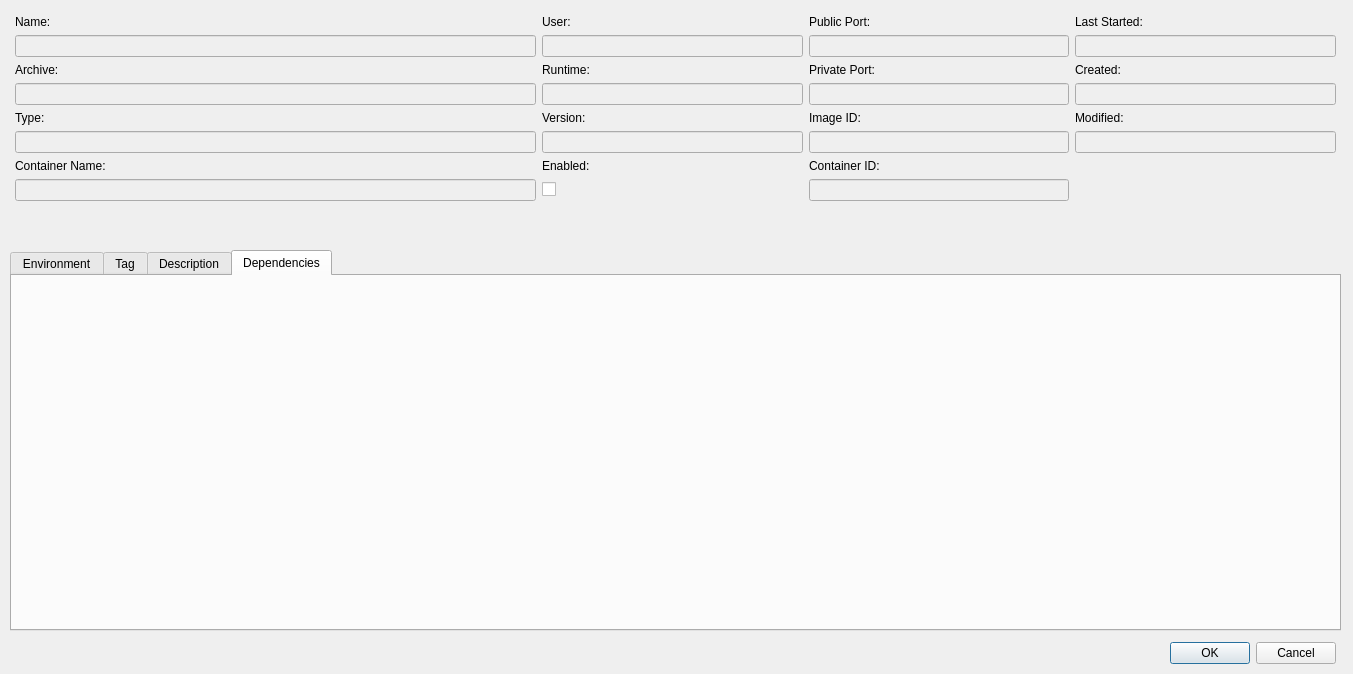
Above: src/modules/application/ApplicationEditDialog.ui from jensvogt/awsmock-qt-ui before the change. Below: the same form after it.
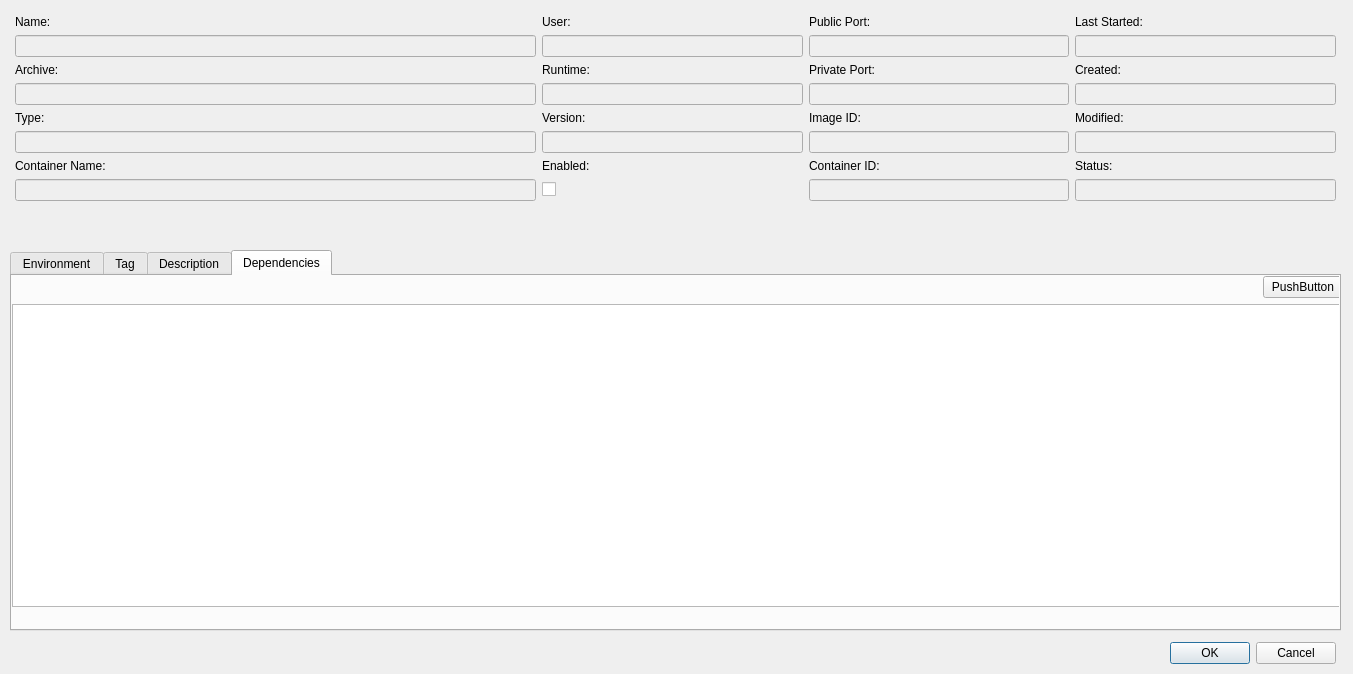
That is the form after the change. The open tabs and pages were chosen to show the change.

```diff
--- a/src/modules/application/ApplicationEditDialog.ui
+++ b/src/modules/application/ApplicationEditDialog.ui
@@ -270,6 +270,20 @@
       </property>
      </spacer>
     </item>
+    <item row="7" column="3">
+     <widget class="QLabel" name="statusLabel">
+      <property name="text">
+       <string>Status:</string>
+      </property>
+     </widget>
+    </item>
+    <item row="8" column="3">
+     <widget class="QLineEdit" name="statusEdit">
+      <property name="enabled">
+       <bool>false</bool>
+      </property>
+     </widget>
+    </item>
    </layout>
   </widget>
   <widget class="QTabWidget" name="tabWidget">
@@ -408,6 +422,51 @@
     <attribute name="title">
      <string>Dependencies</string>
     </attribute>
+    <widget class="QWidget" name="verticalLayoutWidget_3">
+     <property name="geometry">
+      <rect>
+       <x>0</x>
+       <y>0</y>
+       <width>1331</width>
+       <height>351</height>
+      </rect>
+     </property>
+     <layout class="QVBoxLayout" name="verticalLayout_3">
+      <property name="topMargin">
+       <number>0</number>
+      </property>
+      <property name="bottomMargin">
+       <number>20</number>
+      </property>
+      <item>
+       <layout class="QHBoxLayout" name="horizontalLayout_3">
+        <item>
+         <spacer name="horizontalSpacer_3">
+          <property name="orientation">
+           <enum>Qt::Horizontal</enum>
+          </property>
+          <property name="sizeHint" stdset="0">
+           <size>
+            <width>40</width>
+            <height>20</height>
+           </size>
+          </property>
+         </spacer>
+        </item>
+        <item>
+         <widget class="QPushButton" name="dependencyAddButton">
+          <property name="text">
+           <string>PushButton</string>
+          </property>
+         </widget>
+        </item>
+       </layout>
+      </item>
+      <item>
+       <widget class="QListWidget" name="dependencyList"/>
+      </item>
+     </layout>
+    </widget>
    </widget>
   </widget>
   <widget class="QDialogButtonBox" name="buttonBox">
```
Left out of the diff: 12 changed lines with no effect on the pictures.
